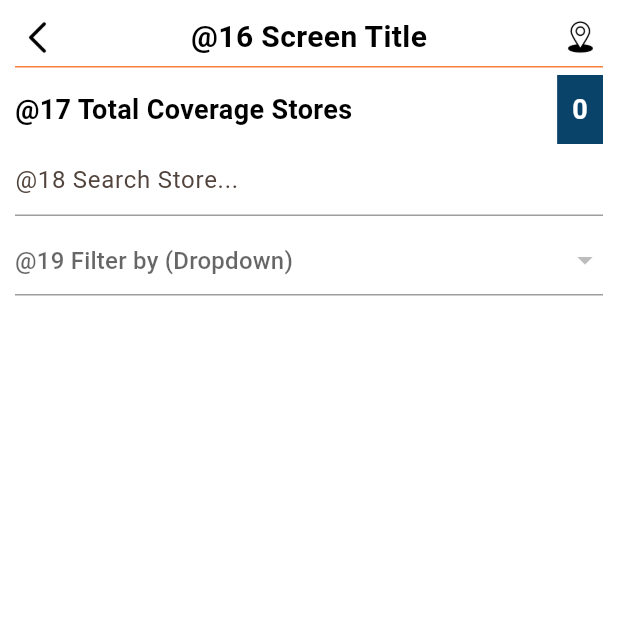
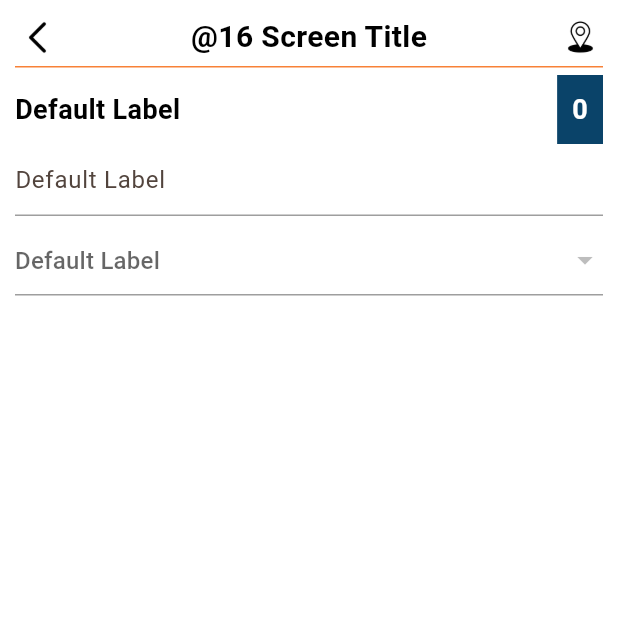
Before and after one commit to RixonSolution/Aleedz, a Flutter app: the CoverageView screen opened directly, on a phone screen of 412 x 824 dp, the top half of it. Run offline on Flutter 3.47's test engine with Material 3 defaults, Android fonts, the phone set to English and light mode, and no system bars; our stand-ins replace flutter_riverpod, geolocator, shared_preferences; accounts and stored records are empty; network calls fail.

Commit message:
choose language completed

```diff
--- a/lib/core/constants/api_constants.dart
+++ b/lib/core/constants/api_constants.dart
@@ -1,6 +1,8 @@
 class ApiConstants {
   static const String baseUrl = "https://ffm.aleedz.com";
   static const String login = "${baseUrl}/WebService.asmx/ROSAppUserLogin";
+  static const String language = "${baseUrl}/WebService.asmx/AppSettings";
+
   static const String requestPermission =
       "${baseUrl}/WebService.asmx/TeamMemberPermissions";
   static const String coverageCount =
--- a/lib/core/controllers/auth_controller.dart
+++ b/lib/core/controllers/auth_controller.dart
@@ -24,4 +24,10 @@ class AuthController {
       token: userToken,
     );
   }
+
+  Future<Map<String, dynamic>?> choosLanguage({
+    required String languageId,
+  }) async {
+    return await _apiService.chooseLanguage(languageId: languageId);
+  }
 }
--- /dev/null
+++ b/lib/core/services/label_services.dart
@@ -0,0 +1,38 @@
+import 'dart:convert';
+import 'package:aleedz/models/language_model.dart';
+import 'package:shared_preferences/shared_preferences.dart';
+
+class LabelService {
+  static final LabelService _instance = LabelService._internal();
+  factory LabelService() => _instance;
+
+  LabelService._internal();
+
+  List<LabelModel> _labels = [];
+
+  Future<void> loadLabels() async {
+    final prefs = await SharedPreferences.getInstance();
+    final List<String>? jsonList = prefs.getStringList('label_list');
+
+    if (jsonList != null) {
+      _labels =
+          jsonList
+              .map((jsonStr) => LabelModel.fromJson(json.decode(jsonStr)))
+              .toList();
+    }
+  }
+
+  String getLabel(int id) {
+    // Use firstWhere to find the label by id, if not found return a LabelModel with default values
+    return _labels
+        .firstWhere(
+          (label) => label.id == id,
+          orElse:
+              () => LabelModel(
+                id: id,
+                label: 'Default Label',
+              ), // Return a default LabelModel if not found
+        )
+        .label; // Access the label field of the LabelModel
+  }
+}
--- a/lib/main.dart
+++ b/lib/main.dart
@@ -1,4 +1,5 @@
 import 'dart:convert';
+import 'package:aleedz/core/services/label_services.dart';
 import 'package:flutter/material.dart';
 import 'package:flutter_riverpod/flutter_riverpod.dart';
 import 'package:aleedz/core/constants/app_colors.dart';
@@ -8,7 +9,10 @@
 import 'package:aleedz/models/user_model.dart';
 import 'package:shared_preferences/shared_preferences.dart';
 
-void main() {
+void main() async {
+  WidgetsFlutterBinding.ensureInitialized();
+  await LabelService().loadLabels(); // Load once
+
   runApp(const ProviderScope(child: MyApp()));
 }
 
--- /dev/null
+++ b/lib/models/language_model.dart
@@ -0,0 +1,19 @@
+class LabelModel {
+  final int id;
+  final String label;
+
+  LabelModel({required this.id, required this.label});
+
+  // From JSON (used for decoding from the API response or SharedPreferences)
+  factory LabelModel.fromJson(Map<String, dynamic> json) {
+    return LabelModel(
+      id: json['ROS_LabelID'] as int,
+      label: json['ROS_LabelName'] as String,
+    );
+  }
+
+  // To JSON (used for saving to SharedPreferences)
+  Map<String, dynamic> toJson() {
+    return {'ROS_LabelID': id, 'ROS_LabelName': label};
+  }
+}
--- a/lib/view/screens/coverage_details/coverage_view.dart
+++ b/lib/view/screens/coverage_details/coverage_view.dart
@@ -1,5 +1,6 @@
 import 'package:aleedz/core/constants/app_colors.dart';
 import 'package:aleedz/core/constants/assets/app_icons.dart';
+import 'package:aleedz/core/services/label_services.dart';
 import 'package:aleedz/viewmodel/coverage_viewmodel.dart';
 import 'package:flutter/material.dart';
 import 'package:flutter_riverpod/flutter_riverpod.dart';
@@ -173,7 +174,7 @@ class _CoverageViewState extends ConsumerState<CoverageView> {
                 mainAxisAlignment: MainAxisAlignment.spaceBetween,
                 children: [
                   Text(
-                    '@17 Total Coverage Stores',
+                    LabelService().getLabel(17),
                     style: TextStyle(
                       color: AppColors.blackColor,
                       fontSize: 18,
@@ -210,7 +211,7 @@ class _CoverageViewState extends ConsumerState<CoverageView> {
                   viewModel.getCoverageList(context, searchKeyword: value);
                 },
                 decoration: InputDecoration(
-                  hintText: '@18 Search Store...',
+                  hintText: LabelService().getLabel(18),
                   border: UnderlineInputBorder(
                     borderSide: BorderSide(color: Colors.grey),
                   ),
@@ -234,7 +235,7 @@ class _CoverageViewState extends ConsumerState<CoverageView> {
               child: DropdownButtonFormField<int>(
                 value: viewModel.selectedChannel?.channelId,
                 decoration: InputDecoration(
-                  hintText: '@19 Filter by (Dropdown)',
+                  hintText: LabelService().getLabel(19),
                   border: UnderlineInputBorder(
                     borderSide: BorderSide(color: Colors.grey),
                   ),
--- a/lib/view/screens/dashboard/dashboard_view.dart
+++ b/lib/view/screens/dashboard/dashboard_view.dart
@@ -1,5 +1,6 @@
 import 'package:aleedz/core/constants/app_colors.dart';
 import 'package:aleedz/core/constants/assets/app_icons.dart';
+import 'package:aleedz/core/services/label_services.dart';
 import 'package:aleedz/view/screens/coverage_details/coverage_view.dart';
 import 'package:aleedz/view/screens/home/home_view.dart';
 import 'package:flutter/material.dart';
@@ -49,7 +50,7 @@ class _DashboardViewState extends ConsumerState<DashboardView> {
                 color: AppColors.whiteColor,
               ),
 
-              label: 'Home',
+              label: LabelService().getLabel(7),
             ),
             BottomNavigationBarItem(
               icon: Image.asset(
@@ -59,7 +60,7 @@ class _DashboardViewState extends ConsumerState<DashboardView> {
                 color: AppColors.whiteColor,
               ),
 
-              label: 'Coverage',
+              label: LabelService().getLabel(8),
             ),
             BottomNavigationBarItem(
               icon: Image.asset(
--- a/lib/view/screens/home/home_view.dart
+++ b/lib/view/screens/home/home_view.dart
@@ -3,8 +3,6 @@ import 'package:aleedz/core/constants/app_text_style.dart';
 import 'package:aleedz/core/constants/assets/app_icons.dart';
 import 'package:aleedz/core/utils/store_local_data.dart';
 import 'package:aleedz/models/user_model.dart';
-import 'package:aleedz/routes/navigation_services.dart';
-import 'package:aleedz/view/screens/coverage_details/coverage_view.dart';
 import 'package:aleedz/viewmodel/dashboard_viewmodel.dart';
 import 'package:flutter/material.dart';
 import 'package:flutter_riverpod/flutter_riverpod.dart';
```
Also changed, not shown: lib/core/services/auth_services.dart (+23 -0 lines), lib/core/utils/store_local_data.dart (+23 -0 lines), lib/view/screens/ login/login_view.dart (+20 -6 lines), lib/view/screens/choose_language/choose_language_view.dart (+9 -3 lines), lib/viewmodel/login_viewmodel.dart (+28 -0 lines).
